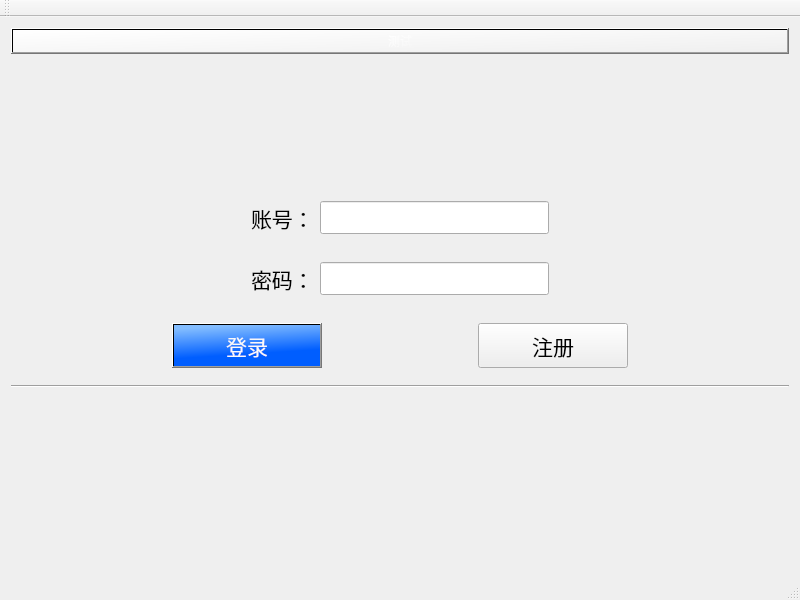
The window that ChatRoom/mainwindow.ui (AnsrM/Chat-Project) describes before a commit, drawn with Qt 5.
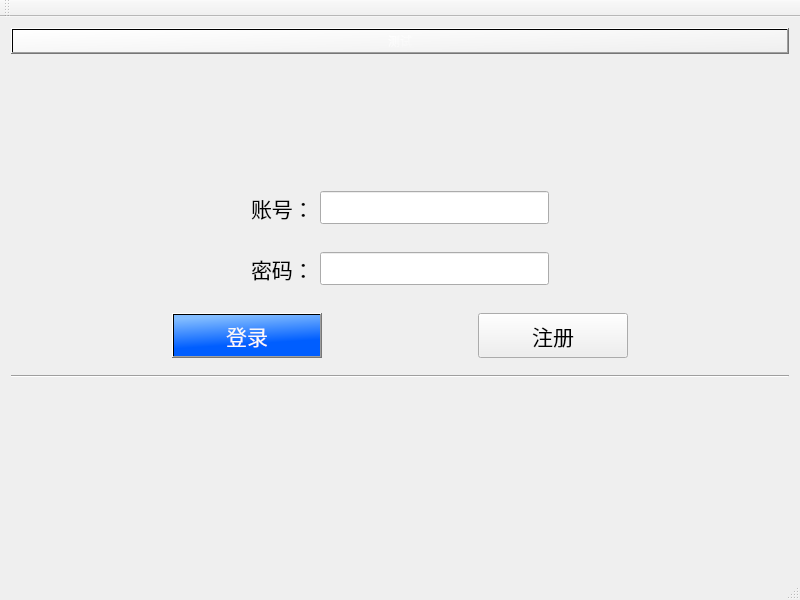
The same window after the commit.

```diff
--- a/ChatRoom/mainwindow.ui
+++ b/ChatRoom/mainwindow.ui
@@ -178,7 +178,7 @@
        <item>
         <widget class="QPushButton" name="pushButtonLogin">
          <property name="sizePolicy">
-          <sizepolicy hsizetype="MinimumExpanding" vsizetype="MinimumExpanding">
+          <sizepolicy hsizetype="MinimumExpanding" vsizetype="Fixed">
            <horstretch>0</horstretch>
            <verstretch>0</verstretch>
           </sizepolicy>
@@ -226,7 +226,7 @@
        <item>
         <widget class="QPushButton" name="pushButtonRegister">
          <property name="sizePolicy">
-          <sizepolicy hsizetype="MinimumExpanding" vsizetype="MinimumExpanding">
+          <sizepolicy hsizetype="MinimumExpanding" vsizetype="Fixed">
            <horstretch>0</horstretch>
            <verstretch>0</verstretch>
           </sizepolicy>
@@ -315,15 +315,15 @@
          <property name="minimumSize">
           <size>
            <width>400</width>
-           <height>20</height>
+           <height>40</height>
           </size>
          </property>
          <property name="font">
           <font>
            <family>宋体</family>
-           <pointsize>12</pointsize>
-           <weight>75</weight>
-           <bold>true</bold>
+           <pointsize>14</pointsize>
+           <weight>50</weight>
+           <bold>false</bold>
           </font>
          </property>
          <property name="acceptDrops">
```
Left out of the diff: 2 changed lines with no effect on the pictures.
